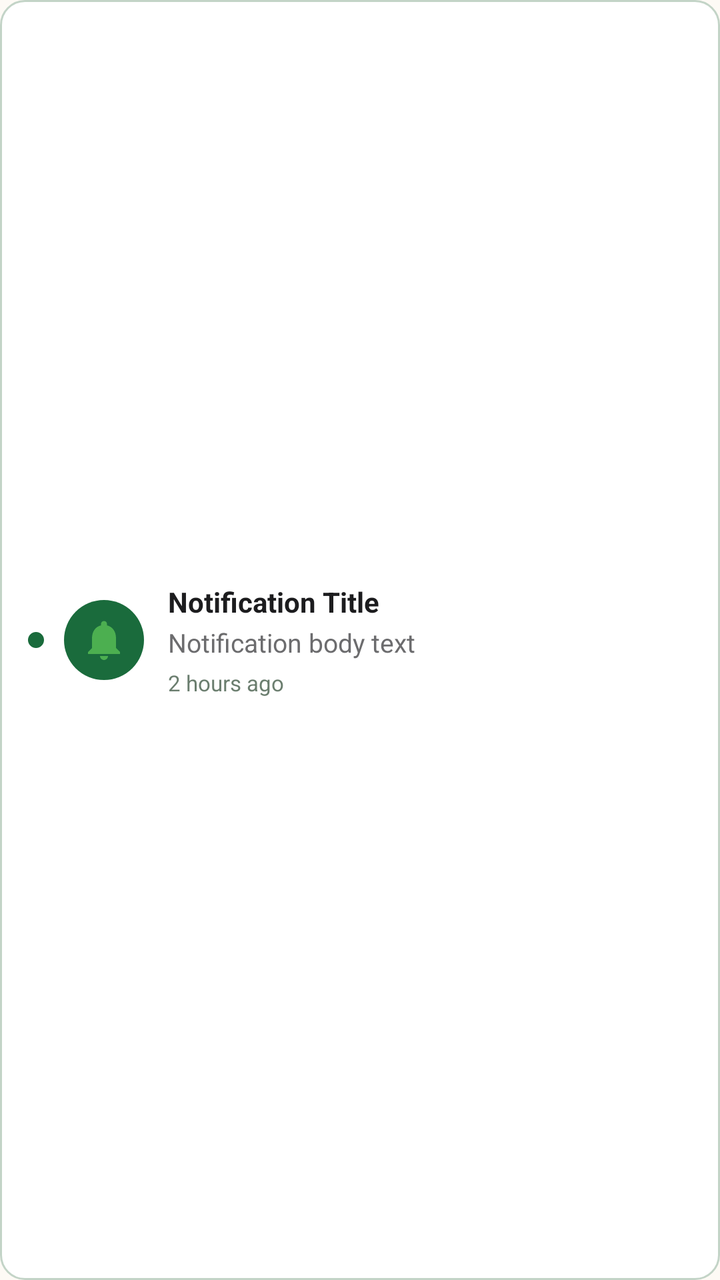
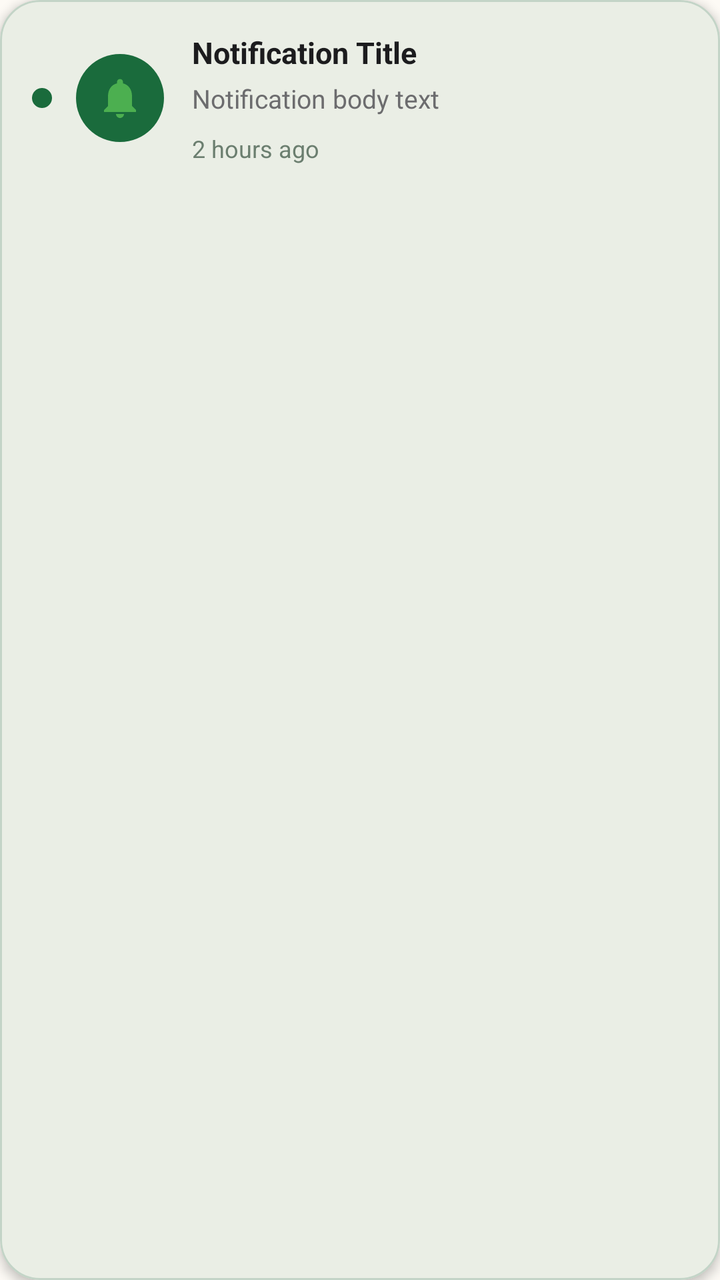

Screens rendered from an Android XML layout before and after an edit, with the pre-edit source and the edit as a unified diff.
<!-- AndroidManifest.xml: application theme Theme.REPLATE -->
<!-- res/layout/item_notification.xml -->
<?xml version="1.0" encoding="utf-8"?>
<LinearLayout xmlns:android="http://schemas.android.com/apk/res/android"
    android:layout_width="match_parent"
    android:layout_height="wrap_content"
    android:layout_marginHorizontal="12dp"
    android:layout_marginVertical="4dp"
    android:background="@drawable/card_background_shape"
    android:orientation="horizontal"
    android:padding="14dp"
    android:gravity="center_vertical">

    <View
        android:id="@+id/unreadDot"
        android:layout_width="8dp"
        android:layout_height="8dp"
        android:layout_marginEnd="10dp"
        android:background="@drawable/circle_primary" />

    <ImageView
        android:id="@+id/ivIcon"
        android:layout_width="40dp"
        android:layout_height="40dp"
        android:src="@drawable/ic_notification"
        android:padding="8dp"
        android:background="@drawable/circle_primary"
        android:layout_marginEnd="12dp" />

    <LinearLayout
        android:layout_width="0dp"
        android:layout_height="wrap_content"
        android:layout_weight="1"
        android:orientation="vertical">

        <TextView
            android:id="@+id/tvTitle"
            android:layout_width="wrap_content"
            android:layout_height="wrap_content"
            android:text="Notification Title"
            android:textColor="@color/text_primary"
            android:textSize="14sp"
            android:textStyle="bold"
            android:maxLines="1"
            android:ellipsize="end" />

        <TextView
            android:id="@+id/tvBody"
            android:layout_width="wrap_content"
            android:layout_height="wrap_content"
            android:layout_marginTop="2dp"
            android:text="Notification body text"
            android:textColor="@color/text_secondary"
            android:textSize="13sp"
            android:maxLines="2"
            android:ellipsize="end" />

        <TextView
            android:id="@+id/tvTime"
            android:layout_width="wrap_content"
            android:layout_height="wrap_content"
            android:layout_marginTop="4dp"
            android:text="2 hours ago"
            android:textColor="@color/gray"
            android:textSize="11sp" />
    </LinearLayout>
</LinearLayout>
<!-- resources referenced by this layout -->
<resources>
  <color name="gray">#6B7E6F</color>
  <color name="text_primary">#1C1C1E</color>
  <color name="text_secondary">#6C6C6E</color>
  <!-- drawable card_background_shape (drawable) -->
  <?xml version="1.0" encoding="utf-8"?>
  <shape xmlns:android="http://schemas.android.com/apk/res/android"
      android:shape="rectangle">
      <solid android:color="@color/white" />
      <corners android:radius="12dp" />
      <stroke android:width="1dp" android:color="@color/divider" />
  </shape>
  <!-- drawable circle_primary (drawable) -->
  <?xml version="1.0" encoding="utf-8"?>
  <shape xmlns:android="http://schemas.android.com/apk/res/android"
      android:shape="oval">
      <solid android:color="@color/primary" />
      <size
          android:width="36dp"
          android:height="36dp" />
  </shape>
  <!-- drawable ic_notification (drawable) -->
  <?xml version="1.0" encoding="utf-8"?>
  <vector xmlns:android="http://schemas.android.com/apk/res/android"
      android:width="24dp"
      android:height="24dp"
      android:viewportWidth="24"
      android:viewportHeight="24">
      <path
          android:fillColor="#4CAF50"
          android:pathData="M12,22c1.1,0 2,-0.9 2,-2h-4c0,1.1 0.89,2 2,2zM18,16v-5c0,-3.07 -1.64,-5.64 -4.5,-6.32V4c0,-0.83 -0.67,-1.5 -1.5,-1.5s-1.5,0.67 -1.5,1.5v0.68C7.63,5.36 6,7.92 6,11v5l-2,2v1h16v-1l-2,-2z"/>
  </vector>
  <color name="white">#FFFFFFFF</color>
  <color name="divider">#C3D4C7</color>
  <color name="primary">#1A6B3C</color>
  <color name="md_theme_primary">#1A6B3C</color>
  <color name="md_theme_onPrimary">#FFFFFF</color>
  <color name="md_theme_primaryContainer">#E8F8EE</color>
  <color name="md_theme_onPrimaryContainer">#0D3B1E</color>
  <color name="md_theme_secondary">#25A55A</color>
  <color name="md_theme_onSecondary">#FFFFFF</color>
  <color name="md_theme_secondaryContainer">#E8F8EE</color>
  <color name="md_theme_onSecondaryContainer">#0D3B1E</color>
  <color name="md_theme_tertiary">#E8521A</color>
  <color name="md_theme_onTertiary">#FFFFFF</color>
  <color name="md_theme_tertiaryContainer">#FFDBC9</color>
  <color name="md_theme_onTertiaryContainer">#5C1A00</color>
  <color name="md_theme_error">#BA1A1A</color>
  <color name="md_theme_onError">#FFFFFF</color>
  <color name="md_theme_errorContainer">#FFDAD6</color>
  <color name="md_theme_onErrorContainer">#410002</color>
  <color name="md_theme_background">#FDFAF5</color>
  <color name="md_theme_onBackground">#1C1C1E</color>
  <color name="md_theme_surface">#FDFAF5</color>
  <color name="md_theme_onSurface">#1C1C1E</color>
  <color name="md_theme_surfaceVariant">#E8F8EE</color>
  <color name="md_theme_onSurfaceVariant">#3A4A3E</color>
  <color name="md_theme_outline">#6B7E6F</color>
  <color name="md_theme_outlineVariant">#C3D4C7</color>
  <color name="md_theme_inverseSurface">#1C1C1E</color>
  <color name="md_theme_inverseOnSurface">#F5F5F0</color>
  <color name="md_theme_inversePrimary">#4FCB7D</color>
  <color name="md_theme_surfaceContainerLowest">#FFFFFF</color>
  <color name="md_theme_surfaceContainerLow">#F8F6F1</color>
  <color name="md_theme_surfaceContainer">#F3F0EB</color>
  <color name="md_theme_surfaceContainerHigh">#EDEBE6</color>
  <color name="md_theme_surfaceContainerHighest">#E8E5E0</color>
  <color name="status_bar">#0D3B1E</color>
  <!-- unchanged entries left out for length: 1 -->
</resources>

<!-- the commit's change to res/layout/item_notification.xml (unified diff, before → after) -->
@@ -1,65 +1,72 @@
 <?xml version="1.0" encoding="utf-8"?>
-<LinearLayout xmlns:android="http://schemas.android.com/apk/res/android"
+<com.google.android.material.card.MaterialCardView xmlns:android="http://schemas.android.com/apk/res/android"
+    xmlns:app="http://schemas.android.com/apk/res-auto"
     android:layout_width="match_parent"
     android:layout_height="wrap_content"
-    android:layout_marginHorizontal="12dp"
-    android:layout_marginVertical="4dp"
-    android:background="@drawable/card_background_shape"
-    android:orientation="horizontal"
-    android:padding="14dp"
-    android:gravity="center_vertical">
-
-    <View
-        android:id="@+id/unreadDot"
-        android:layout_width="8dp"
-        android:layout_height="8dp"
-        android:layout_marginEnd="10dp"
-        android:background="@drawable/circle_primary" />
-
-    <ImageView
-        android:id="@+id/ivIcon"
-        android:layout_width="40dp"
-        android:layout_height="40dp"
-        android:src="@drawable/ic_notification"
-        android:padding="8dp"
-        android:background="@drawable/circle_primary"
-        android:layout_marginEnd="12dp" />
+    android:layout_marginHorizontal="16dp"
+    android:layout_marginVertical="6dp"
+    app:cardCornerRadius="20dp"
+    app:cardElevation="3dp">
 
     <LinearLayout
-        android:layout_width="0dp"
+        android:layout_width="match_parent"
         android:layout_height="wrap_content"
-        android:layout_weight="1"
-        android:orientation="vertical">
+        android:gravity="center_vertical"
+        android:orientation="horizontal"
+        android:padding="16dp">
 
-        <TextView
-            android:id="@+id/tvTitle"
-            android:layout_width="wrap_content"
+        <View
+            android:id="@+id/unreadDot"
+            android:layout_width="10dp"
+            android:layout_height="10dp"
+            android:layout_marginEnd="12dp"
+            android:background="@drawable/circle_primary" />
+
+        <ImageView
+            android:id="@+id/ivIcon"
+            android:layout_width="44dp"
+            android:layout_height="44dp"
+            android:layout_marginEnd="14dp"
+            android:background="@drawable/circle_primary"
+            android:padding="10dp"
+            android:src="@drawable/ic_notification" />
+
+        <LinearLayout
+            android:layout_width="0dp"
             android:layout_height="wrap_content"
-            android:text="Notification Title"
-            android:textColor="@color/text_primary"
-            android:textSize="14sp"
-            android:textStyle="bold"
-            android:maxLines="1"
-            android:ellipsize="end" />
+            android:layout_weight="1"
+            android:orientation="vertical">
 
-        <TextView
-            android:id="@+id/tvBody"
-            android:layout_width="wrap_content"
-            android:layout_height="wrap_content"
-            android:layout_marginTop="2dp"
-            android:text="Notification body text"
-            android:textColor="@color/text_secondary"
-            android:textSize="13sp"
-            android:maxLines="2"
-            android:ellipsize="end" />
+            <TextView
+                android:id="@+id/tvTitle"
+                android:layout_width="wrap_content"
+                android:layout_height="wrap_content"
+                android:ellipsize="end"
+                android:maxLines="1"
+                android:text="Notification Title"
+                android:textColor="@color/text_primary"
+                android:textSize="15sp"
+                android:textStyle="bold" />
 
-        <TextView
-            android:id="@+id/tvTime"
-            android:layout_width="wrap_content"
-            android:layout_height="wrap_content"
-            android:layout_marginTop="4dp"
-            android:text="2 hours ago"
-            android:textColor="@color/gray"
-            android:textSize="11sp" />
+            <TextView
+                android:id="@+id/tvBody"
+                android:layout_width="wrap_content"
+                android:layout_height="wrap_content"
+                android:layout_marginTop="4dp"
+                android:ellipsize="end"
+                android:maxLines="2"
+                android:text="Notification body text"
+                android:textColor="@color/text_secondary"
+                android:textSize="13sp" />
+
+            <TextView
+                android:id="@+id/tvTime"
+                android:layout_width="wrap_content"
+                android:layout_height="wrap_content"
+                android:layout_marginTop="8dp"
+                android:text="2 hours ago"
+                android:textColor="@color/gray"
+                android:textSize="12sp" />
+        </LinearLayout>
     </LinearLayout>
-</LinearLayout>
+</com.google.android.material.card.MaterialCardView>
<!-- resource entries referenced after the edit -->
@@ -3,14 +3,6 @@
   <color name="gray">#6B7E6F</color>
   <color name="text_primary">#1C1C1E</color>
   <color name="text_secondary">#6C6C6E</color>
-  <!-- drawable card_background_shape (drawable) -->
-  <?xml version="1.0" encoding="utf-8"?>
-  <shape xmlns:android="http://schemas.android.com/apk/res/android"
-      android:shape="rectangle">
-      <solid android:color="@color/white" />
-      <corners android:radius="12dp" />
-      <stroke android:width="1dp" android:color="@color/divider" />
-  </shape>
   <!-- drawable circle_primary (drawable) -->
   <?xml version="1.0" encoding="utf-8"?>
   <shape xmlns:android="http://schemas.android.com/apk/res/android"
@@ -31,8 +23,6 @@
           android:fillColor="#4CAF50"
           android:pathData="M12,22c1.1,0 2,-0.9 2,-2h-4c0,1.1 0.89,2 2,2zM18,16v-5c0,-3.07 -1.64,-5.64 -4.5,-6.32V4c0,-0.83 -0.67,-1.5 -1.5,-1.5s-1.5,0.67 -1.5,1.5v0.68C7.63,5.36 6,7.92 6,11v5l-2,2v1h16v-1l-2,-2z"/>
   </vector>
-  <color name="white">#FFFFFFFF</color>
-  <color name="divider">#C3D4C7</color>
   <color name="primary">#1A6B3C</color>
   <color name="md_theme_primary">#1A6B3C</color>
   <color name="md_theme_onPrimary">#FFFFFF</color>
